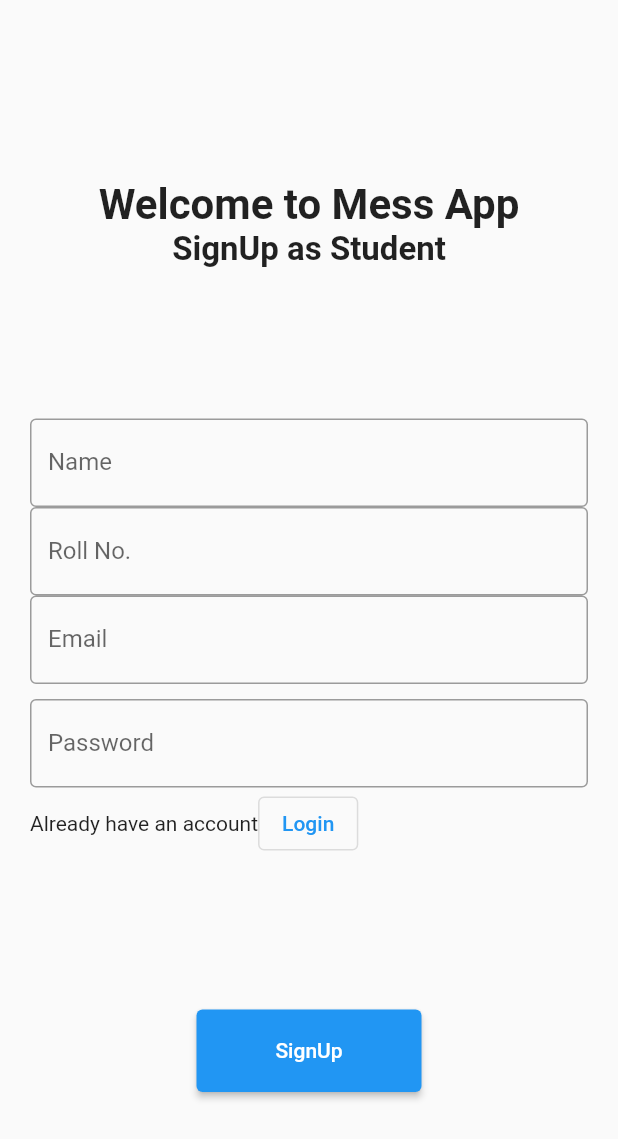
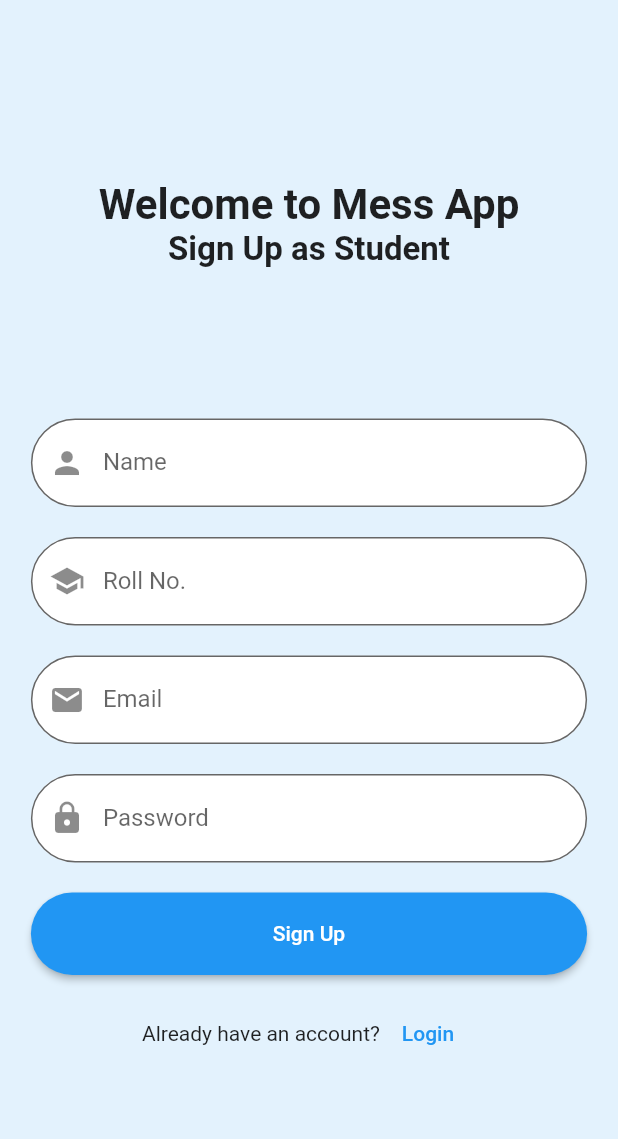
Before and after one commit to zaheerabas22/MessApp-main, a Flutter app: the SignUpSelectionScreen screen opened directly, after a tap on "User", on a phone screen of 412 x 824 dp. Shown: the top 1139 px of the screen. Run offline on Flutter 3.47's test engine with Material 2 defaults, Android fonts, the light colour scheme and no system bars; our stand-ins replace cloud_firestore, firebase_auth, firebase_core, flutter_svg; accounts and stored records are empty.

Commit message:
updated UI

```diff
--- a/lib/auth/user_signup.dart
+++ b/lib/auth/user_signup.dart
@@ -1,9 +1,6 @@
+import 'package:flutter/material.dart';
+import 'package:firebase_auth/firebase_auth.dart';
 import 'package:cloud_firestore/cloud_firestore.dart';
-import 'package:firebase_auth/firebase_auth.dart';
-import 'package:flutter/gestures.dart';
-import 'package:flutter/material.dart';
-import 'package:flutter/src/widgets/container.dart';
-import 'package:flutter/src/widgets/framework.dart';
 import 'package:messapp/auth/login.dart';
 
 class UserSignupScreen extends StatefulWidget {
@@ -20,11 +17,12 @@ class _UserSignupScreenState extends State<UserSignupScreen> {
   String _email = '';
   String _password = '';
   bool _isLoading = false;
+
   @override
   Widget build(BuildContext context) {
     return Scaffold(
+      backgroundColor: Colors.blue[50], // Background color
       body: SingleChildScrollView(
-      keyboardDismissBehavior: ScrollViewKeyboardDismissBehavior.onDrag,
         padding: const EdgeInsets.all(20),
         physics: const BouncingScrollPhysics(),
         reverse: true,
@@ -32,9 +30,7 @@ class _UserSignupScreenState extends State<UserSignupScreen> {
           key: _formKey,
           child: Column(
             children: [
-            const SizedBox(
-              height: 100,
-            ),
+              const SizedBox(height: 100),
               const Text(
                 'Welcome to Mess App',
                 style: TextStyle(
@@ -43,16 +39,16 @@ class _UserSignupScreenState extends State<UserSignupScreen> {
                 ),
               ),
               const Text(
-              'SignUp as Student',
+                'Sign Up as Student',
                 style: TextStyle(
                   fontSize: 22,
                   fontWeight: FontWeight.bold,
                 ),
               ),
-            const SizedBox(
-              height: 100,
-            ),
-            TextFormField(
+              const SizedBox(height: 100),
+              SizedBox(
+                width: MediaQuery.of(context).size.width * 0.9,
+                child: TextFormField(
                   validator: (value) {
                     if (value == null || value.isEmpty) {
                       return 'Please enter your name';
@@ -62,12 +58,20 @@ class _UserSignupScreenState extends State<UserSignupScreen> {
                   onSaved: (value) {
                     _name = value!;
                   },
-              decoration: const InputDecoration(
-                border: OutlineInputBorder(),
+                  decoration: InputDecoration(
                     labelText: 'Name',
+                    prefixIcon: Icon(Icons.person),
+                    filled: true,
+                    fillColor: Colors.white, // Background color
+                    border: OutlineInputBorder(
+                        borderRadius: BorderRadius.circular(30.0)),
                   ),
                 ),
-            TextFormField(
+              ),
+              const SizedBox(height: 20),
+              SizedBox(
+                width: MediaQuery.of(context).size.width * 0.9,
+                child: TextFormField(
                   validator: (value) {
                     if (value == null || value.isEmpty) {
                       return 'Please enter your roll no.';
@@ -77,12 +81,20 @@ class _UserSignupScreenState extends State<UserSignupScreen> {
                   onSaved: (value) {
                     _rollno = value!;
                   },
-              decoration: const InputDecoration(
-                border: OutlineInputBorder(),
+                  decoration: InputDecoration(
                     labelText: 'Roll No.',
+                    prefixIcon: Icon(Icons.school),
+                    filled: true,
+                    fillColor: Colors.white, // Background color
+                    border: OutlineInputBorder(
+                        borderRadius: BorderRadius.circular(30.0)),
                   ),
                 ),
-            TextFormField(
+              ),
+              const SizedBox(height: 20),
+              SizedBox(
+                width: MediaQuery.of(context).size.width * 0.9,
+                child: TextFormField(
                   validator: (value) {
                     if (value == null || value.isEmpty) {
                       return 'Please enter your email';
@@ -92,15 +104,20 @@ class _UserSignupScreenState extends State<UserSignupScreen> {
                   onSaved: (value) {
                     _email = value!;
                   },
-              decoration: const InputDecoration(
-                border: OutlineInputBorder(),
+                  decoration: InputDecoration(
                     labelText: 'Email',
+                    prefixIcon: Icon(Icons.email),
+                    filled: true,
+                    fillColor: Colors.white, // Background color
+                    border: OutlineInputBorder(
+                        borderRadius: BorderRadius.circular(30.0)),
                   ),
                 ),
-            const SizedBox(
-              height: 10,
               ),
-            TextFormField(
+              const SizedBox(height: 20),
+              SizedBox(
+                width: MediaQuery.of(context).size.width * 0.9,
+                child: TextFormField(
                   validator: (value) {
                     if (value == null || value.isEmpty) {
                       return 'Please enter your password';
@@ -110,29 +127,21 @@ class _UserSignupScreenState extends State<UserSignupScreen> {
                   onSaved: (value) {
                     _password = value!;
                   },
-              decoration: const InputDecoration(
-                border: OutlineInputBorder(),
+                  obscureText: true,
+                  decoration: InputDecoration(
                     labelText: 'Password',
+                    prefixIcon: Icon(Icons.lock),
+                    filled: true,
+                    fillColor: Colors.white, // Background color
+                    border: OutlineInputBorder(
+                        borderRadius: BorderRadius.circular(30.0)),
                   ),
                 ),
-            Row(
-              children: [
-                const Text("Already have an account"),
-                OutlinedButton(
-                  onPressed: () {
-                    Navigator.push(context,
-                        MaterialPageRoute(builder: (context) {
-                      return const LoginScreen();
-                    }));
-                  },
-                  child: const Text('Login'),
               ),
-              ],
-            ),
-            const SizedBox(
-              height: 100,
-            ),
-            ElevatedButton(
+              const SizedBox(height: 20),
+              SizedBox(
+                width: MediaQuery.of(context).size.width * 0.9,
+                child: ElevatedButton(
                   onPressed: () async {
                     if (_formKey.currentState!.validate()) {
                       _formKey.currentState!.save();
@@ -177,16 +186,44 @@ class _UserSignupScreenState extends State<UserSignupScreen> {
                   },
                   style: ElevatedButton.styleFrom(
                     minimumSize: const Size(150, 55),
+                    primary: Colors.blue, // Button color
+                    onPrimary: Colors.white, // Text color
+                    shape: RoundedRectangleBorder(
+                      borderRadius: BorderRadius.circular(30.0),
+                    ),
                   ),
                   child: _isLoading
                       ? const CircularProgressIndicator(
                           color: Colors.white,
                         )
-                  : const Text('SignUp'),
+                      : const Text('Sign Up'),
+                ),
+              ),
+              const SizedBox(height: 15),
+              Row(
+                mainAxisAlignment: MainAxisAlignment.center,
+                children: [
+                  const Text("Already have an account?"),
+                  TextButton(
+                    onPressed: () {
+                      Navigator.push(context,
+                          MaterialPageRoute(builder: (context) {
+                        return const LoginScreen();
+                      }));
+                    },
+                    child: const Text(
+                      'Login',
+                      style: TextStyle(
+                        color: Colors.blue,
+                      ),
+                    ),
+                  ),
+                ],
               ),
             ],
           ),
         ),
-    ));
+      ),
+    );
   }
 }
--- a/lib/main.dart
+++ b/lib/main.dart
@@ -3,6 +3,7 @@ import 'package:flutter/material.dart';
 import 'package:messapp/mainscreens/adminhome.dart';
 import 'package:messapp/mainscreens/Welcome/welcome_screen.dart';
 import 'package:messapp/mainscreens/SignUpSelectionScreem.dart';
+import 'package:messapp/mainscreens/splashscreen.dart';
 
 import 'auth/login.dart';
 import 'firebase_options.dart';
@@ -22,10 +23,11 @@ class MyApp extends StatelessWidget {
   @override
   Widget build(BuildContext context) {
     return MaterialApp(
-        title: 'Flutter Demo',
+        debugShowCheckedModeBanner: false,
+        title: 'Smart Mess App',
         theme: ThemeData(
           primarySwatch: Colors.blue,
         ),
-        home: const WelcomeScreen());
+        home: AnimatedSplashScreen());
   }
 }
--- a/lib/mainscreens/SignUpSelectionScreem.dart
+++ b/lib/mainscreens/SignUpSelectionScreem.dart
@@ -20,31 +20,29 @@ class _SignUpSelectionScreenState extends State<SignUpSelectionScreen> {
   @override
   Widget build(BuildContext context) {
     return Scaffold(
-      body: Container(
-        decoration: BoxDecoration(
-          gradient: LinearGradient(
-            begin: Alignment.topCenter,
-            end: Alignment.bottomCenter,
-            colors: [
-              Color.fromARGB(255, 182, 206, 224),
-              Color.fromARGB(255, 226, 132, 243)
-            ], // Gradient colors
-          ),
-        ),
-        child: Center(
+      backgroundColor: Colors.blue[50], // Background color
+      body: Center(
         child: Padding(
           padding: const EdgeInsets.all(20.0),
           child: Column(
             mainAxisAlignment: MainAxisAlignment.center,
             crossAxisAlignment: CrossAxisAlignment.center,
             children: [
-                const Text(
+              Transform.translate(
+                offset: Offset(0, -50),
+                child: const Text(
                   'Welcome to Mess App',
                   style: TextStyle(
                     fontSize: 30,
                     fontWeight: FontWeight.bold,
-                    color: Colors.white,
+                    color: Colors.black,
                   ),
+                ),
+              ),
+              Image.asset(
+                'assets/images/logo.png',
+                height: 150,
+                width: 150,
               ),
               const SizedBox(
                 height: 40,
@@ -54,7 +52,7 @@ class _SignUpSelectionScreenState extends State<SignUpSelectionScreen> {
                 style: TextStyle(
                   fontSize: 24,
                   fontWeight: FontWeight.bold,
-                    color: Colors.white,
+                  color: Colors.black,
                 ),
               ),
               const SizedBox(
@@ -80,7 +78,7 @@ class _SignUpSelectionScreenState extends State<SignUpSelectionScreen> {
                             vertical: 15, horizontal: 40),
                         primary: kPrimaryColor,
                         shape: RoundedRectangleBorder(
-                            borderRadius: BorderRadius.circular(10),
+                          borderRadius: BorderRadius.circular(30),
                         ),
                       ),
                       child: const Text(
@@ -94,7 +92,9 @@ class _SignUpSelectionScreenState extends State<SignUpSelectionScreen> {
                     ),
                   ),
                   const SizedBox(height: 16),
-                    ElevatedButton(
+                  SizedBox(
+                    width: MediaQuery.of(context).size.width * 0.8,
+                    child: ElevatedButton(
                       onPressed: () {
                         Navigator.push(
                           context,
@@ -111,7 +111,7 @@ class _SignUpSelectionScreenState extends State<SignUpSelectionScreen> {
                         primary: kPrimaryLightColor,
                         elevation: 1,
                         shape: RoundedRectangleBorder(
-                          borderRadius: BorderRadius.circular(10),
+                          borderRadius: BorderRadius.circular(30),
                         ),
                       ),
                       child: const Text(
@@ -123,13 +123,13 @@ class _SignUpSelectionScreenState extends State<SignUpSelectionScreen> {
                         ),
                       ),
                     ),
+                  ),
                 ],
               ),
             ],
           ),
         ),
       ),
-      ),
     );
   }
 }
--- a/pubspec.yaml
+++ b/pubspec.yaml
@@ -71,6 +71,8 @@ flutter:
 
   # To add assets to your application, add an assets section, like this:
   assets:
+    - assets/images/logo.png
+    - assets/images/splash.gif
     - assets/images/
     - assets/icons/
     # - images/a_dot_ham.jpeg
```
Also changed, not shown: lib/auth/login.dart (+101 -56 lines), lib/mainscreens/inventory.dart (+18 -8 lines), lib/mainscreens/splashscreen.dart (added, +83 -0 lines), assets/images/logo.png (added), assets/images/splash.gif (added). Lines whose indentation alone changed are shown as unchanged.
